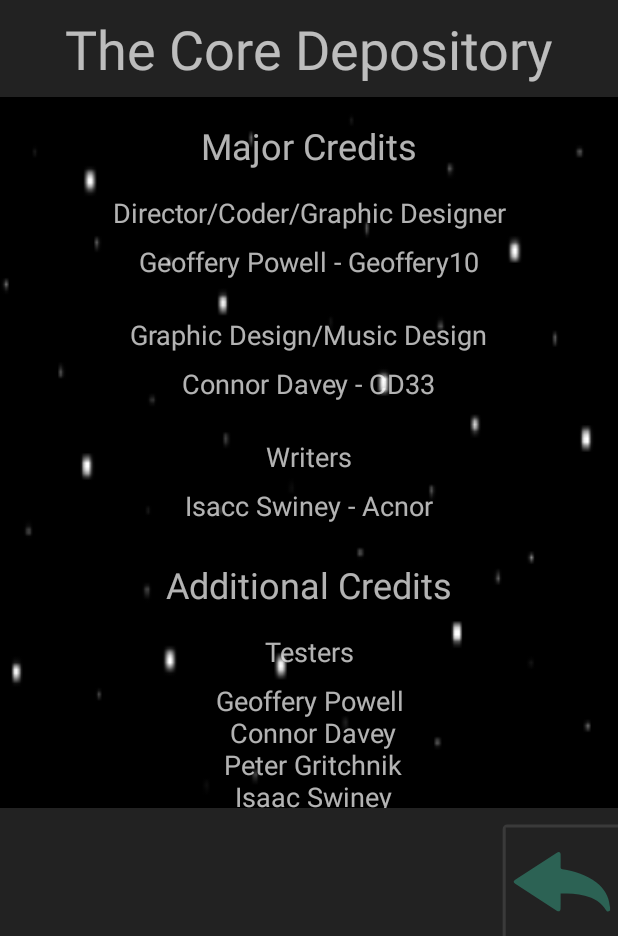
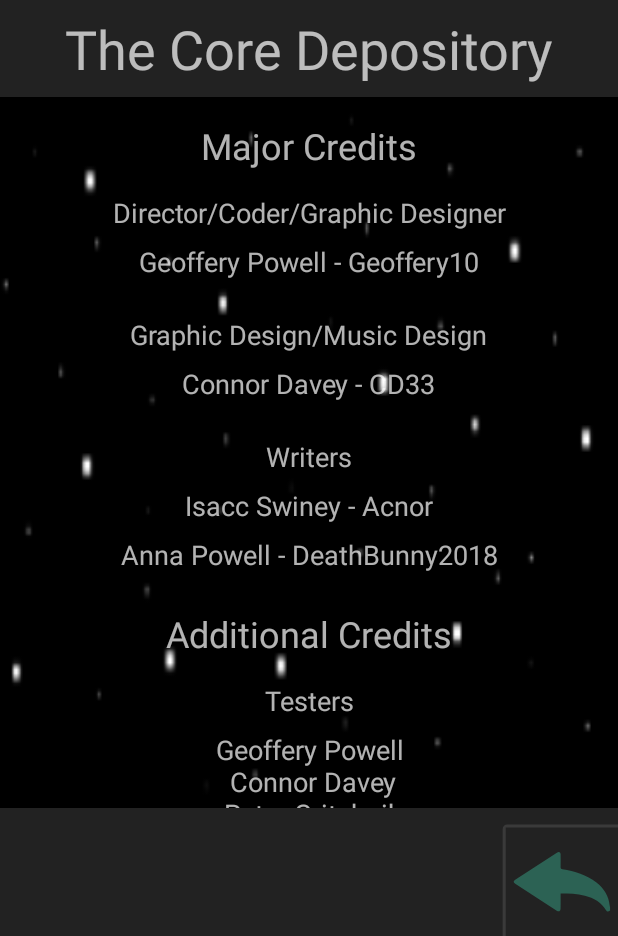
Before and after one commit to Geoffery10/Tangent, an Android app: the CreditsActivity screen opened directly, with no data from a screen before it, on a phone screen of 412 x 824 dp, the part 300-1236 px from its top. Run offline under Robolectric (Android 15) with nearby library versions, the phone set to English and light mode, and no system bars.

Commit message:
Updated Credits

```diff
--- a/app/src/main/res/layout/activity_credits.xml
+++ b/app/src/main/res/layout/activity_credits.xml
@@ -149,6 +149,17 @@
                 app:layout_constraintTop_toBottomOf="@+id/textView" />
 
             <TextView
+                android:id="@+id/textView2_2"
+                android:layout_width="wrap_content"
+                android:layout_height="wrap_content"
+                android:layout_marginTop="8dp"
+                android:text="Anna Powell - DeathBunny2018"
+                android:textSize="18sp"
+                app:layout_constraintEnd_toEndOf="parent"
+                app:layout_constraintStart_toStartOf="parent"
+                app:layout_constraintTop_toBottomOf="@+id/textView2" />
+
+            <TextView
                 android:id="@+id/textView7"
                 android:layout_width="wrap_content"
                 android:layout_height="wrap_content"
@@ -181,7 +192,7 @@
                 android:textSize="24sp"
                 app:layout_constraintEnd_toEndOf="parent"
                 app:layout_constraintStart_toStartOf="parent"
-                app:layout_constraintTop_toBottomOf="@+id/textView2" />
+                app:layout_constraintTop_toBottomOf="@+id/textView2_2" />
 
             <TextView
                 android:id="@+id/textView13"
--- a/app/src/main/res/values/strings.xml
+++ b/app/src/main/res/values/strings.xml
@@ -14,7 +14,11 @@
         Elizabeth Saery\n
         Tomas Copher\n
         David Digrazia\n
-        Ben Eickmeier
+        Ben Eickmeier\n
+        Anna Powell\n
+        Wesley Powell\n
+        Laura Smith\n
+        Waylon Smith\n
     </string>
     <string name="PlayerName">Steven</string>
 </resources>
--- a/build.gradle
+++ b/build.gradle
@@ -7,7 +7,7 @@ buildscript {
 
     }
     dependencies {
-        classpath 'com.android.tools.build:gradle:3.4.0'
+        classpath 'com.android.tools.build:gradle:3.4.1'
 
         // NOTE: Do not place your application dependencies here; they belong
         // in the individual module build.gradle files
```
